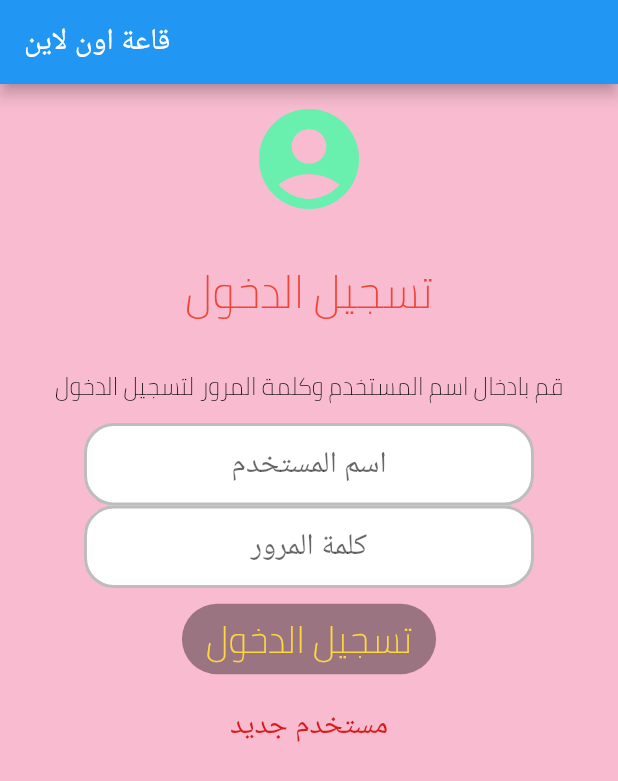
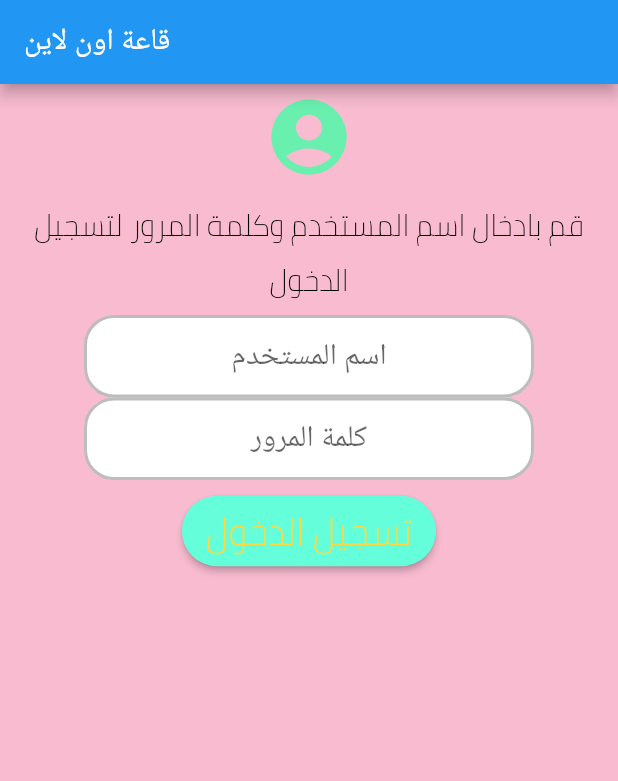
Before and after one commit to AhmadHirthani/halls_reservation, a Flutter app: the screen it shows after launch, on a phone screen of 412 x 824 dp. Shown: the top 781 px of the screen. Run offline on Flutter 3.47's test engine with Material 2 defaults, Android fonts, the phone set to English and light mode, and no system bars; Roboto replaces fonts that are missing (Amiri).

```diff
--- a/lib/main.dart
+++ b/lib/main.dart
@@ -2,11 +2,152 @@ import 'package:flutter/material.dart';
 //import 'package:google_fonts_arabic/fonts.dart';
 
 //void main() => runApp(hallsPage());
-void main() => runApp(loginPage());
+//void main() => runApp(new matir loginPage());
+void main() {
+  // debugPaintSizeEnabled = true;
+  runApp(new MaterialApp(
+    home: loginPage(),
+  ));
+}
 
-class loginPage extends StatelessWidget {
+class loginPage extends StatefulWidget {
+  @override
+  _loginPageState createState() => _loginPageState();
+}
+
+class _loginPageState extends State<loginPage> {
+  final userNameController=new TextEditingController();
+  final passwordController=new TextEditingController();
+
+
+
+  var userName="";
+  var password="";
+  var result="";
+  void readInputs() {
+    setState(() {
+      result="";
+      var userNameEntry=userNameController.text;
+      var passwordEntry=passwordController.text;
+      if ((userNameEntry=="admin")&&(passwordEntry=="admin")){
+        result="OK. Wellcome $result $userNameEntry";
+      }else{
+        result="Sorry. Wrong User Name or Password";
+
+      }
+    });
+  }
+
+
+  @override
+  Widget build(BuildContext context) {
+    return new Scaffold(
+        backgroundColor: Colors.pink[100],
+        appBar: new AppBar(
+          title: new Text("قاعة اون لاين"),
+        ),
+        body: SingleChildScrollView(
+          child: ConstrainedBox(constraints: BoxConstraints(),
+            child: new Center(
+                child: new Column(
+                    mainAxisAlignment: MainAxisAlignment.start,
+                    children: <Widget>[
+                      new Padding(
+                        padding: const EdgeInsets.all(5),
+                        child: new Icon(Icons.account_circle,
+                            size: 60, color: Colors.greenAccent),
+                      ),
+
+
+                      new Padding(
+                          padding: const EdgeInsets.all(5),
+                          child: new Text(
+                            "قم بادخال اسم المستخدم وكلمة المرور لتسجيل الدخول",
+                            textAlign: TextAlign.center,
+                            style: new TextStyle(
+                              fontSize: 20.0,
+                              color: Colors.black,
+                              fontWeight: FontWeight.w200,
+                              fontFamily: "Cairo",
+                            ),
+                          )),
+                      //here
+
+                      new Container(
+                          width: 300,
+                          height: 55,
+                          decoration: BoxDecoration(
+                            color: Colors.white,
+                            border: Border.all(
+                              color: Colors.black26,
+                              width: 2,
+                            ),
+                            borderRadius: BorderRadius.circular(20),
+                          ),
+                          child: new TextField(controller: userNameController,
+                              textAlign: TextAlign.center,
+                              decoration: InputDecoration(
+                                  border: InputBorder.none, hintText: 'اسم المستخدم'),
+                              style: new TextStyle(
+                                  color: Colors.black,
+                                  fontSize: 20.0,
+                                  fontWeight: FontWeight.w200,
+                                  fontFamily: "Amiri"))),
+                      new Container(
+                          width: 300,
+                          height: 55,
+                          decoration: BoxDecoration(
+                            color: Colors.white,
+                            border: Border.all(
+                              color: Colors.black26,
+                              width: 2,
+                            ),
+                            borderRadius: BorderRadius.circular(20),
+                          ),
+                          child: new TextField(controller: passwordController,
+                              textAlign: TextAlign.center,
+                              decoration: InputDecoration(
+                                  border: InputBorder.none, hintText: 'كلمة المرور '),
+                              style: new TextStyle(
+                                  fontSize: 20.0,
+                                  fontWeight: FontWeight.w200,
+                                  fontFamily: "Amiri"))),
+                      new Container(
+                          padding: EdgeInsets.fromLTRB(10, 10, 10, 10),
+                          child: new RaisedButton(onPressed: readInputs ,
+                              shape: RoundedRectangleBorder(
+                                  borderRadius: new BorderRadius.circular(40.0)),
+                              key: null,
+                              color: Colors.tealAccent,
+                              child: new Text("تسجيل الدخول",
+                                  style: new TextStyle(
+                                      fontSize: 25.0,
+                                      color: Colors.amberAccent,
+                                      fontWeight: FontWeight.w200,
+                                      fontFamily: "Cairo")))),
+                      new Container(
+                          padding: EdgeInsets.fromLTRB(10, 10, 10, 10),
+                          child: new Text(result,
+                            textAlign: TextAlign.center,
+                            style: new TextStyle(
+                              fontSize: 20.0,
+                              color: const Color(0xFFd71a1a),
+                              fontWeight: FontWeight.w200,
+                              fontFamily: "Roboto",
+                            ),
+                          ))
+                    ])),
+          ),
+        ));
+  }
+
+
+}
+
+class loginP extends StatelessWidget {
   String userName;
   String password;
+
   @override
   Widget build(BuildContext context) {
     return new MaterialApp(
@@ -19,12 +160,14 @@ class loginPage extends StatelessWidget {
                 child: new Column(
                     mainAxisAlignment: MainAxisAlignment.start,
                     children: <Widget>[
-                      new Padding(padding: const EdgeInsets.all(10),
+                      new Padding(
+                        padding: const EdgeInsets.all(10),
                         child: new Icon(Icons.account_circle,
                             size: 80, color: Colors.greenAccent),
                       ),
 
-                      new Padding(padding: const EdgeInsets.all(10),
+                      new Padding(
+                          padding: const EdgeInsets.all(10),
                           child: new Text("تسجيل الدخول",
                               textDirection: TextDirection.rtl,
                               textAlign: TextAlign.center,
@@ -34,7 +177,8 @@ class loginPage extends StatelessWidget {
                                 fontWeight: FontWeight.w200,
                                 fontFamily: "Cairo",
                               ))),
-                      new Padding(padding: const EdgeInsets.all(10),
+                      new Padding(
+                          padding: const EdgeInsets.all(10),
                           child: new Text(
                             "قم بادخال اسم المستخدم وكلمة المرور لتسجيل الدخول",
                             textAlign: TextAlign.center,
@@ -59,12 +203,10 @@ class loginPage extends StatelessWidget {
                             borderRadius: BorderRadius.circular(20),
                           ),
                           child: new TextField(
-
                               textAlign: TextAlign.center,
                               decoration: InputDecoration(
                                   border: InputBorder.none,
                                   hintText: 'اسم المستخدم'),
-
                               style: new TextStyle(
                                   color: Colors.black,
                                   fontSize: 20.0,
@@ -97,7 +239,6 @@ class loginPage extends StatelessWidget {
                                   borderRadius: new BorderRadius.circular(40.0)),
                               key: null,
                               color: Colors.tealAccent,
-
                               child: new Text("تسجيل الدخول",
                                   style: new TextStyle(
                                       fontSize: 25.0,
@@ -119,17 +260,27 @@ class loginPage extends StatelessWidget {
                     ]))));
   }
 }
-bool checkUserAndPassword(String userName,String password){
-  if (userName=="a" && password=="a"){
+
+bool checkUserAndPassword(String userName, String password) {
+  if (userName == "a" && password == "a") {
     return true;
-  }
-  else return false;
+  } else
+    return false;
 }
 
+class hallsPage extends StatelessWidget {
+  final hallsList = [
+    'صالة مزايا',
+    'صالة الفريد',
+    'صالة الحلو',
+    'صالة بغداد',
+    'صالة الجزيرة',
+    'صالة الحرية',
+    'صالة النورس',
+    'بلس لايف',
+    'قصر الورود'
+  ];
 
-class hallsPage extends StatelessWidget {
-  final hallsList = ['صالة مزايا', 'صالة الفريد', 'صالة الحلو', 'صالة بغداد',
-    'صالة الجزيرة', 'صالة الحرية', 'صالة النورس', 'بلس لايف', 'قصر الورود'];
   @override
   Widget build(BuildContext context) {
     return MaterialApp(
@@ -143,10 +294,11 @@ class hallsPage extends StatelessWidget {
         body: ListView.builder(
           itemCount: hallsList.length,
           itemBuilder: (context, index) {
-
             return ListTile(
-              title: Text(hallsList[index],
-                style: new TextStyle(fontSize: 25,color: Colors.lightGreen),),
+              title: Text(
+                hallsList[index],
+                style: new TextStyle(fontSize: 25, color: Colors.lightGreen),
+              ),
             );
           },
         ),
```
